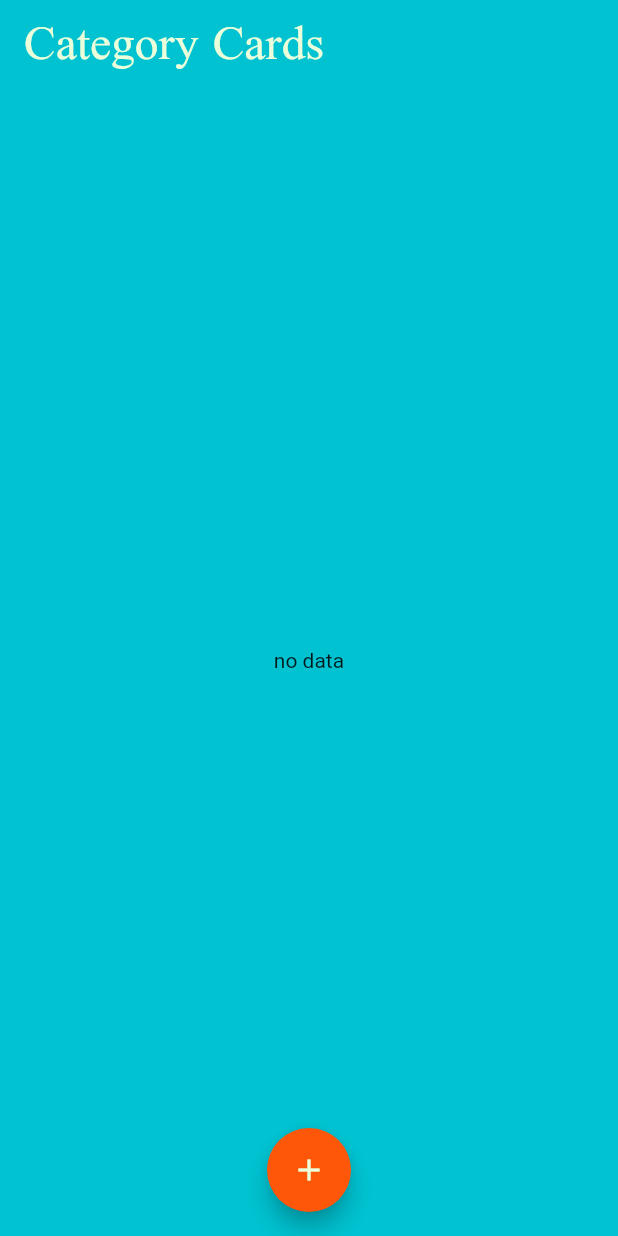
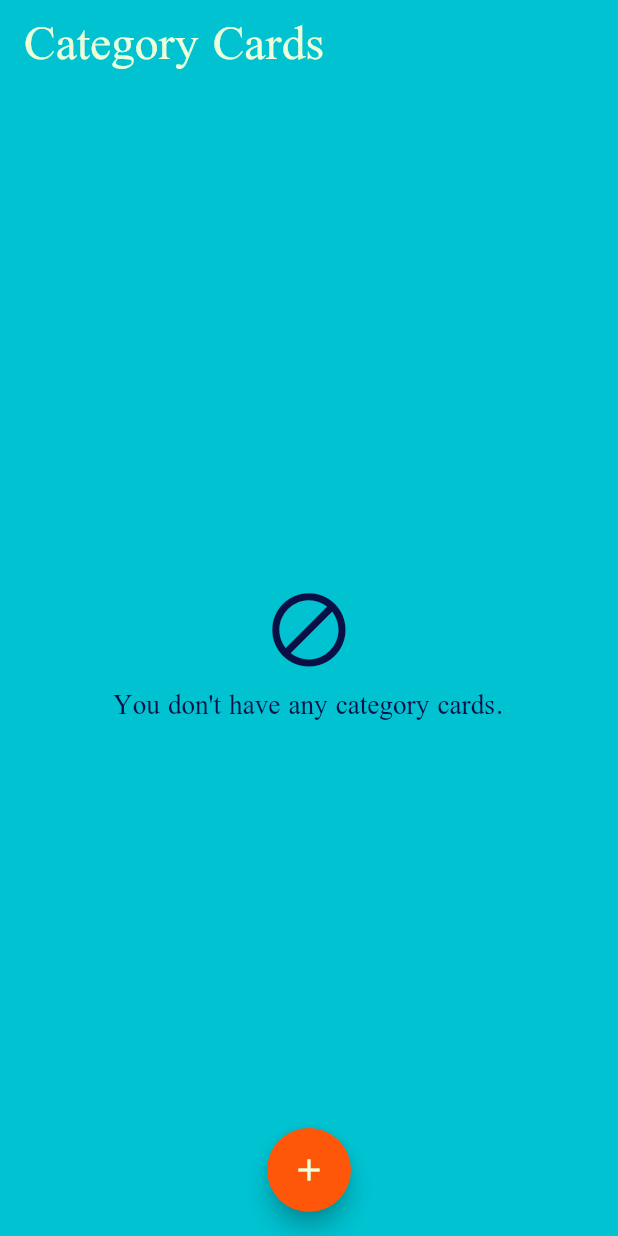
Before and after one commit to AhmetOcak/info-card-app, a Flutter app: the screen it shows after launch, on a phone screen of 412 x 824 dp. Run offline on Flutter 3.47's test engine with Material 2 defaults, Android fonts, the phone set to English and light mode, and no system bars; our stand-ins replace sqflite; accounts and stored records are empty.

Commit message:
added and edited blank card function

```diff
--- a/lib/constants.dart
+++ b/lib/constants.dart
@@ -7,6 +7,25 @@ const TextStyle myStyle = TextStyle(
   color: textColor,
 );
 
+Column emptyCardWarning(BuildContext context, String text) {
+  return Column(
+    mainAxisAlignment: MainAxisAlignment.center,
+    children: [
+      Icon(
+        Icons.block_outlined,
+        size: MediaQuery.of(context).size.width / 7,
+        color: cardColor,
+      ),
+      Text(
+        text,
+        style: myStyle.copyWith(
+          fontSize: 20,
+          color: cardColor,
+        ),
+      ),
+    ],
+  );
+}
 
 const Color cardColor = Color(0xFF0A1045);
 const Color backgroundColor = Color(0xFF00C2D1);
--- a/lib/models/cards_data.dart
+++ b/lib/models/cards_data.dart
@@ -1,6 +1,8 @@
 import 'package:flutter/cupertino.dart';
+import 'package:flutter/material.dart';
 import 'package:info_card_app/components/category.dart';
 import 'package:info_card_app/components/info_card.dart';
+import 'package:info_card_app/constants.dart';
 import 'package:info_card_app/models/category_model.dart';
 import 'package:info_card_app/models/infocard_model.dart';
 import 'package:info_card_app/random_id.dart';
@@ -19,8 +21,8 @@ class CardsData extends ChangeNotifier {
           );
         }
         return snapshot.data!.isEmpty
-            ? const Center(
-                child: Text('no data'),
+            ? Center(
+                child: emptyCardWarning(context, "You don't have any category cards."),
               )
             : ListView(
                 children: snapshot.data!.map((category) {
@@ -36,19 +38,19 @@ class CardsData extends ChangeNotifier {
     );
   }
 
+
   void addCategoryCard(String cardName) async {
     await DatabaseHelper.instance.addCategoryCard(
       Category(name: cardName),
     );
     notifyListeners();
   }
-  // CATEGORY CARDS
 
   void deleteCategoryCard(int? id) async {
     await DatabaseHelper.instance.removeCategoryCard(id!);
     notifyListeners();
   }
-
+  // CATEGORY CARDS
 
   // INFO CARD
   FutureBuilder<List<InfoCardModel>> getInfoCard(int? categoryId) {
@@ -62,8 +64,8 @@ class CardsData extends ChangeNotifier {
           );
         }
         return snapshot.data!.isEmpty
-            ? const Center(
-                child: Text('no data'),
+            ? Center(
+                child: emptyCardWarning(context, "You don't have any info cards."),
               )
             : ListView(
                 children: snapshot.data!.map((infoCardModel) {
```
